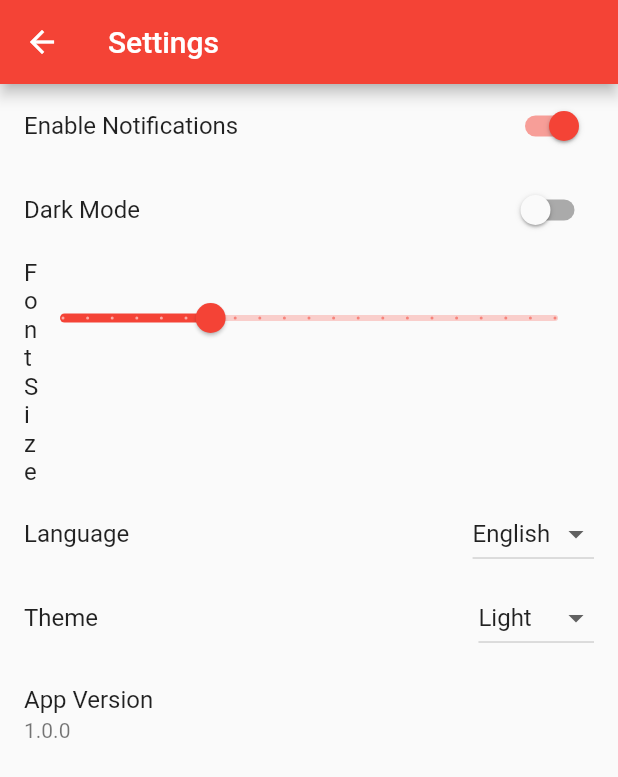
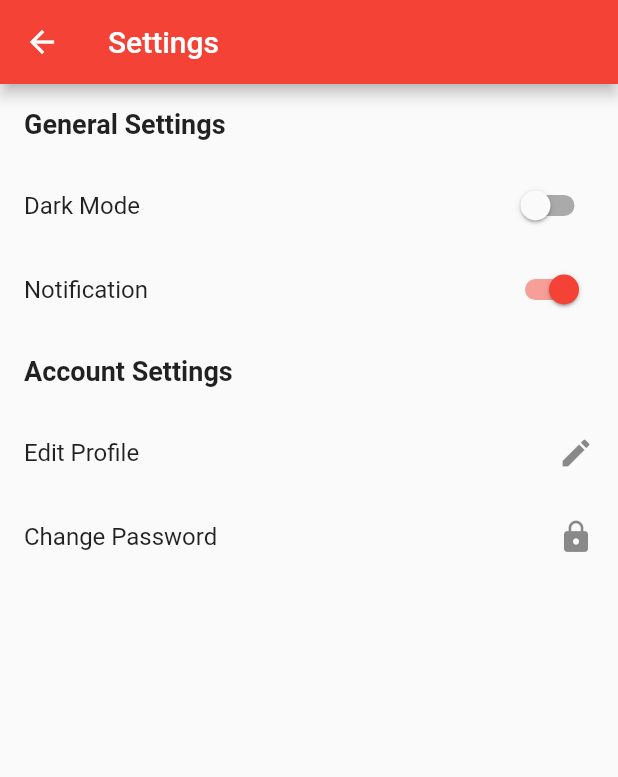
Before and after one commit to oyokadaniel/TeleRehab, a Flutter app: the SettingsPage screen opened directly, on a phone screen of 412 x 824 dp. Shown: the top 777 px of the screen. Run offline on Flutter 3.47's test engine with Material 2 defaults, Android fonts, the phone set to English and light mode, and no system bars.

Commit message:
i provides content for the settings page

```diff
--- a/lib/screens/settings_screen.dart
+++ b/lib/screens/settings_screen.dart
@@ -1,20 +1,6 @@
 import 'package:flutter/material.dart';
 
-class SettingsPage extends StatefulWidget {
-  @override
-  _SettingsPageState createState() => _SettingsPageState();
-}
-
-class _SettingsPageState extends State<SettingsPage> {
-  bool _notificationsEnabled = true;
-  bool _darkModeEnabled = false;
-  double _fontSize = 16.0;
-  String _selectedLanguage = 'English';
-  String _selectedTheme = 'Light';
-
-  final List<String> _languages = ['English', 'Spanish', 'French', 'German'];
-  final List<String> _themes = ['Light', 'Dark', 'System'];
-
+class SettingsPage extends StatelessWidget {
   @override
   Widget build(BuildContext context) {
     return Scaffold(
@@ -22,84 +8,37 @@ class _SettingsPageState extends State<SettingsPage> {
         title: Text('Settings'),
       ),
       body: ListView(
-        children: [
-          ListTile(
-            title: Text('Enable Notifications'),
-            trailing: Switch(
-              value: _notificationsEnabled,
-              onChanged: (value) {
-                setState(() {
-                  _notificationsEnabled = value;
-                });
-              },
-            ),
-          ),
-          ListTile(
-            title: Text('Dark Mode'),
-            trailing: Switch(
-              value: _darkModeEnabled,
-              onChanged: (value) {
-                setState(() {
-                  _darkModeEnabled = value;
-                });
-              },
-            ),
-          ),
-          ListTile(
-            title: Text('Font Size'),
-            trailing: Slider(
-              value: _fontSize,
-              onChanged: (value) {
-                setState(() {
-                  _fontSize = value;
-                });
-              },
-              min: 10,
-              max: 30,
-              divisions: 20,
-              label: _fontSize.round().toString(),
-            ),
-          ),
-          ListTile(
-            title: Text('Language'),
-            trailing: DropdownButton<String>(
-              value: _selectedLanguage,
-              onChanged: (String? newValue) {
-                setState(() {
-                  _selectedLanguage = newValue!;
-                });
-              },
-              items: _languages.map((String lang) {
-                return DropdownMenuItem<String>(
-                  value: lang,
-                  child: Text(lang),
-                );
-              }).toList(),
-            ),
-          ),
-          ListTile(
-            title: Text('Theme'),
-            trailing: DropdownButton<String>(
-              value: _selectedTheme,
-              onChanged: (String? newValue) {
-                setState(() {
-                  _selectedTheme = newValue!;
-                });
-              },
-              items: _themes.map((String theme) {
-                return DropdownMenuItem<String>(
-                  value: theme,
-                  child: Text(theme),
-                );
-              }).toList(),
-            ),
-          ),
-          ListTile(
-            title: Text('App Version'),
-            subtitle: Text('1.0.0'), // Replace with your app's actual version
-          ),
+        children: <Widget>[
+          _buildSectionHeader('General Settings'),
+          _buildOption(
+              'Dark Mode', Switch(value: false, onChanged: (value) {})),
+          _buildOption(
+              'Notification', Switch(value: true, onChanged: (value) {})),
+          _buildSectionHeader('Account Settings'),
+          _buildOption('Edit Profile', Icon(Icons.edit)),
+          _buildOption('Change Password', Icon(Icons.lock)),
         ],
       ),
     );
   }
+
+  Widget _buildSectionHeader(String title) {
+    return Padding(
+      padding: const EdgeInsets.all(16.0),
+      child: Text(
+        title,
+        style: TextStyle(fontSize: 18, fontWeight: FontWeight.bold),
+      ),
+    );
+  }
+
+  Widget _buildOption(String title, Widget trailingWidget) {
+    return ListTile(
+      title: Text(title),
+      trailing: trailingWidget,
+      onTap: () {
+        // Handle option tap
+      },
+    );
+  }
 }
```
